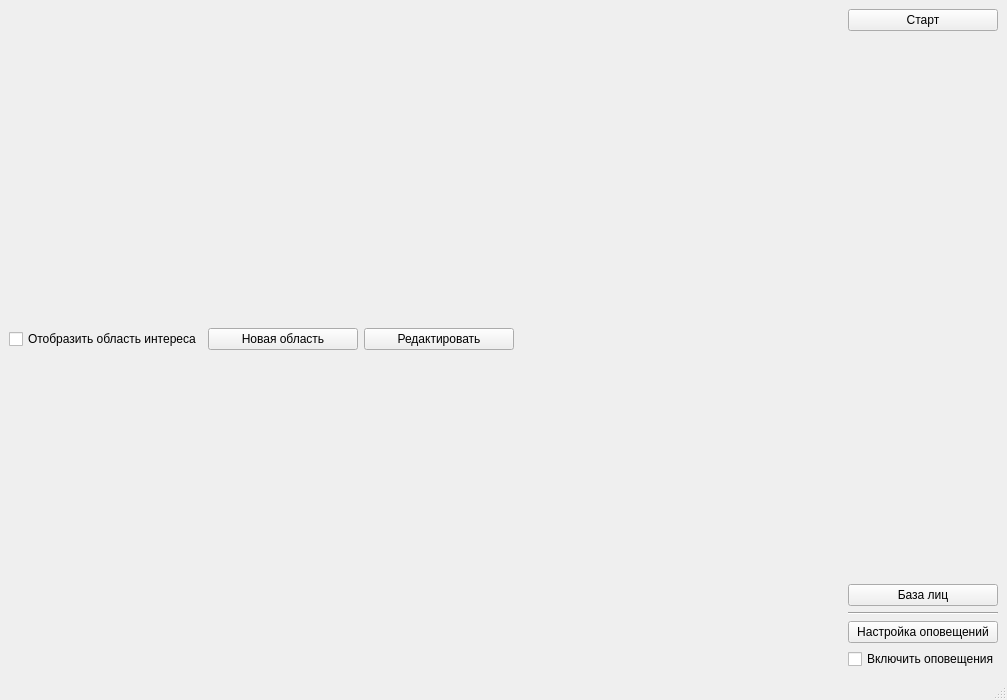
First picture: the form in Views/UI/MainWindow.ui, repository MrDiz2112/home_security, before the edit.
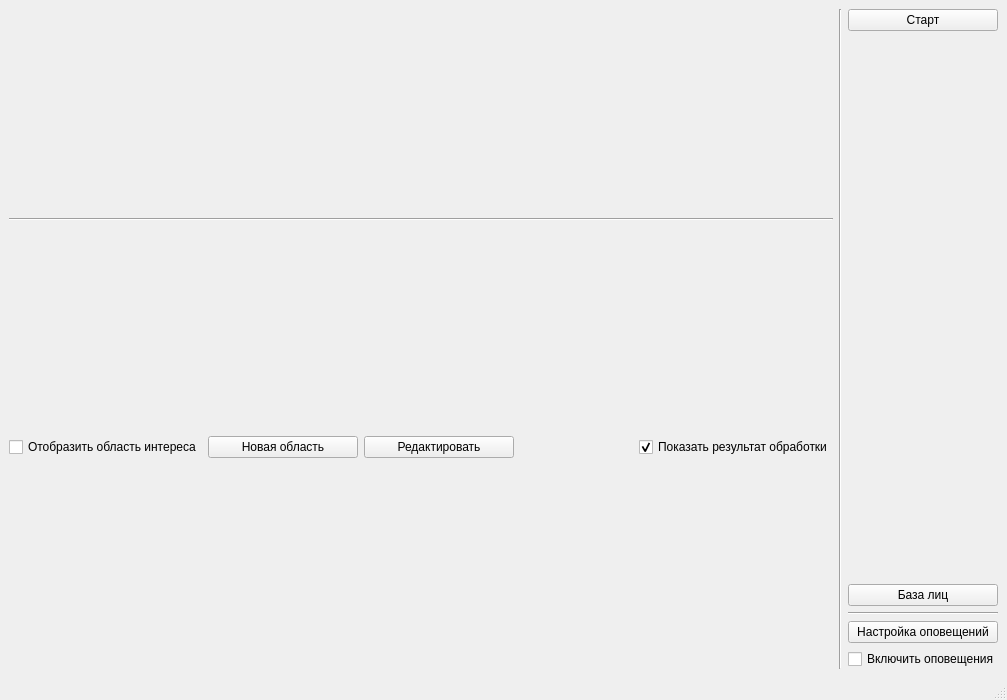
Second picture: the form after the edit.

Commit message: Move image processing from CameraWidget to CameraModel, and fix MVP behaviour

The edit to the form file:
```diff
--- a/Views/UI/MainWindow.ui
+++ b/Views/UI/MainWindow.ui
@@ -20,6 +20,13 @@
       <item>
        <layout class="QVBoxLayout" name="cameraImageLayout"/>
       </item>
+      <item>
+       <widget class="Line" name="line_3">
+        <property name="orientation">
+         <enum>Qt::Horizontal</enum>
+        </property>
+       </widget>
+      </item>
       <item>
        <layout class="QHBoxLayout" name="cameraSettingsLayout">
         <property name="sizeConstraint">
@@ -89,10 +96,30 @@
           </property>
          </spacer>
         </item>
+        <item>
+         <widget class="QCheckBox" name="displayProcessingCheckBox">
+          <property name="enabled">
+           <bool>true</bool>
+          </property>
+          <property name="text">
+           <string>Показать результат обработки</string>
+          </property>
+          <property name="checked">
+           <bool>true</bool>
+          </property>
+         </widget>
+        </item>
        </layout>
       </item>
      </layout>
     </item>
+    <item>
+     <widget class="Line" name="line">
+      <property name="orientation">
+       <enum>Qt::Vertical</enum>
+      </property>
+     </widget>
+    </item>
     <item>
      <layout class="QVBoxLayout" name="settingsLayout">
       <item>
```
The commit also changes 9 other files.
